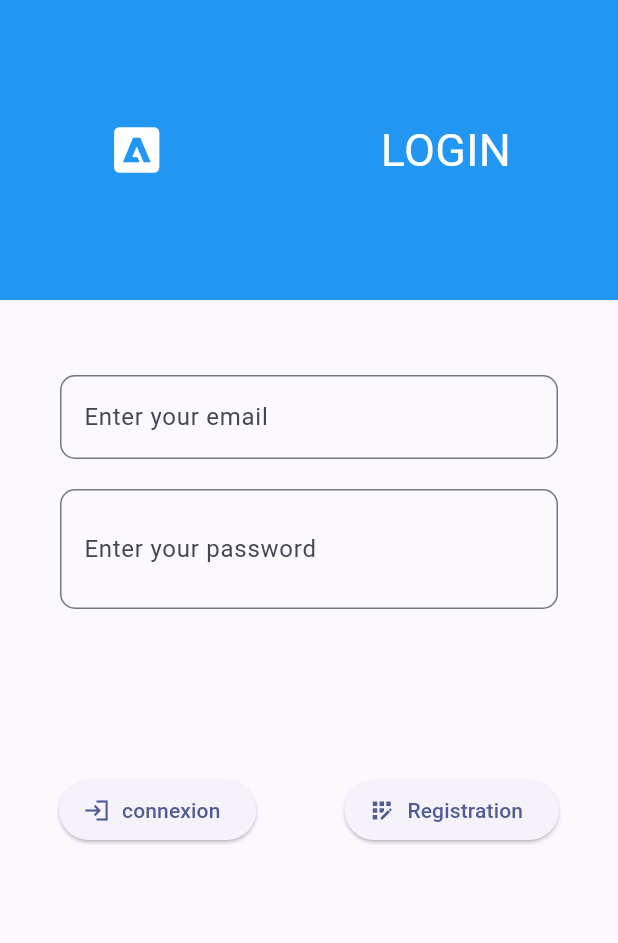
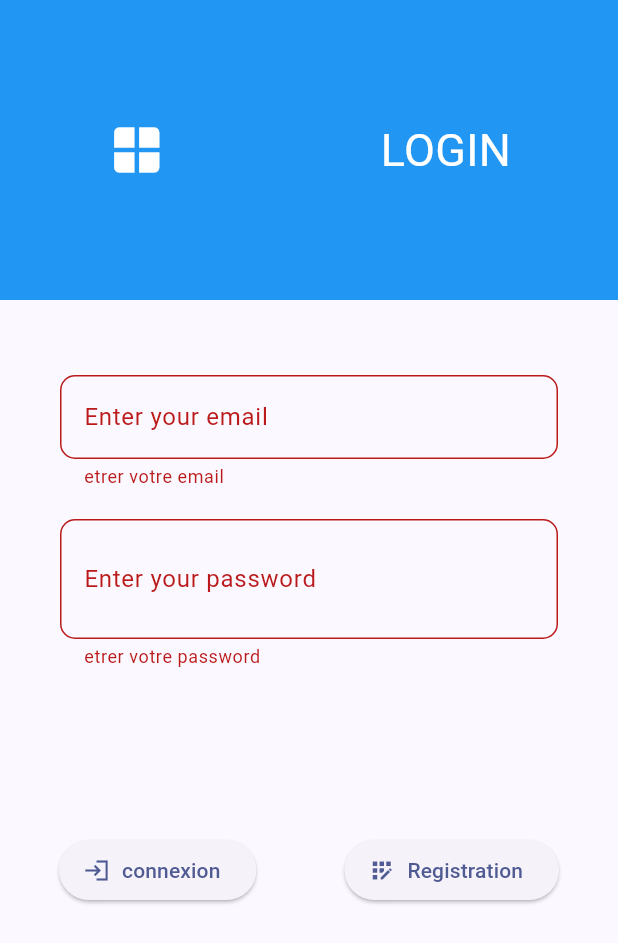
Before and after one commit to Jeremy-Siviholya/FlutterApp, a Flutter app: the screen it shows after launch, after a tap on "connexion", on a phone screen of 412 x 824 dp. Shown: the top 943 px of the screen. Run offline on Flutter 3.47's test engine with Material 2 defaults, Android fonts, the phone set to English and light mode, and no system bars.

```diff
--- a/lib/LoginPage.dart
+++ b/lib/LoginPage.dart
@@ -18,7 +18,20 @@ class _LoginPageState extends State<LoginPage> {
     super.dispose();
   }
 
+  login(){
+    // print(emailControler);
+    Map data={
+      "email":emailControler.text,
+      "password":passwordControler.text
+    };
+    print(data);
+  }
+
+
   bool view = true;
+  TextEditingController emailControler=TextEditingController();
+  TextEditingController passwordControler = TextEditingController();
+  final globalKey=GlobalKey<FormState>();
 
   Widget build(BuildContext context) {
     final large = MediaQuery.of(context).size.width;
@@ -37,7 +50,7 @@ class _LoginPageState extends State<LoginPage> {
               crossAxisAlignment: CrossAxisAlignment.center,
               children: [
                 Icon(
-                  Icons.adobe_rounded,
+                  Icons.window,
                   size: 40,
                   color: Colors.white,
                 ),
@@ -51,12 +64,29 @@ class _LoginPageState extends State<LoginPage> {
           const SizedBox(height: 50,),
           Container(
             child: Form(
+              key: globalKey,
                 child: Column(
               children: [
                 Padding(
                     padding: EdgeInsets.symmetric(
                         horizontal: large < 900 ? 40 : large / 4),
                     child: TextFormField(
+                      controller: emailControler,
+                      validator: (value) {
+                        if(value!.isEmpty){
+                          return 'etrer votre email';
+                        }
+                        if(!value.contains("@"))
+                        {
+                          return 'votre email est incorrect';
+                        }
+                        if(value.length<8)
+                        {
+                          return 'entrez au moins 8 caractere';
+                        }
+                        return null;
+                      },
+                      autovalidateMode: AutovalidateMode.onUserInteraction,
                       decoration:
                          const InputDecoration(label: Text('Enter your email'),
                          border: OutlineInputBorder(borderRadius: BorderRadius.all(Radius.circular(10))),
@@ -68,6 +98,16 @@ class _LoginPageState extends State<LoginPage> {
                     padding: EdgeInsets.symmetric(
                         horizontal: large < 900 ? 40 : large / 4),
                     child: TextFormField(
+                        validator: (value) {
+                            if (value!.isEmpty) {
+                              return 'etrer votre password';
+                            }
+                            if (value.length < 8) {
+                              return 'entrez au moins 8 caractere';
+                            }
+                            return null;
+                          },
+                      controller: passwordControler,
                       obscureText: view,
                       decoration: InputDecoration(
                           label: const Text('Enter your password'),
@@ -91,7 +131,11 @@ class _LoginPageState extends State<LoginPage> {
                         mainAxisAlignment: MainAxisAlignment.spaceAround,
                         children: [
 
-                      ElevatedButton.icon(onPressed: ()=>{}, icon: Icon(Icons.login_sharp), label: Text('connexion')),
+                      ElevatedButton.icon(onPressed: (){
+                        if(globalKey.currentState!.validate()){
+                        login();
+                        }
+                        }, icon: Icon(Icons.login_sharp), label: Text('connexion')),
                       ElevatedButton.icon(onPressed: ()=>{
                         Navigator.push(context,MaterialPageRoute(builder: (context)=>RegistrationPage(),))
                       }, icon:const Icon(Icons.app_registration), label:const Text('Registration'))
```
Also changed, not shown: lib/HomePage.dart (+10 -10 lines).
